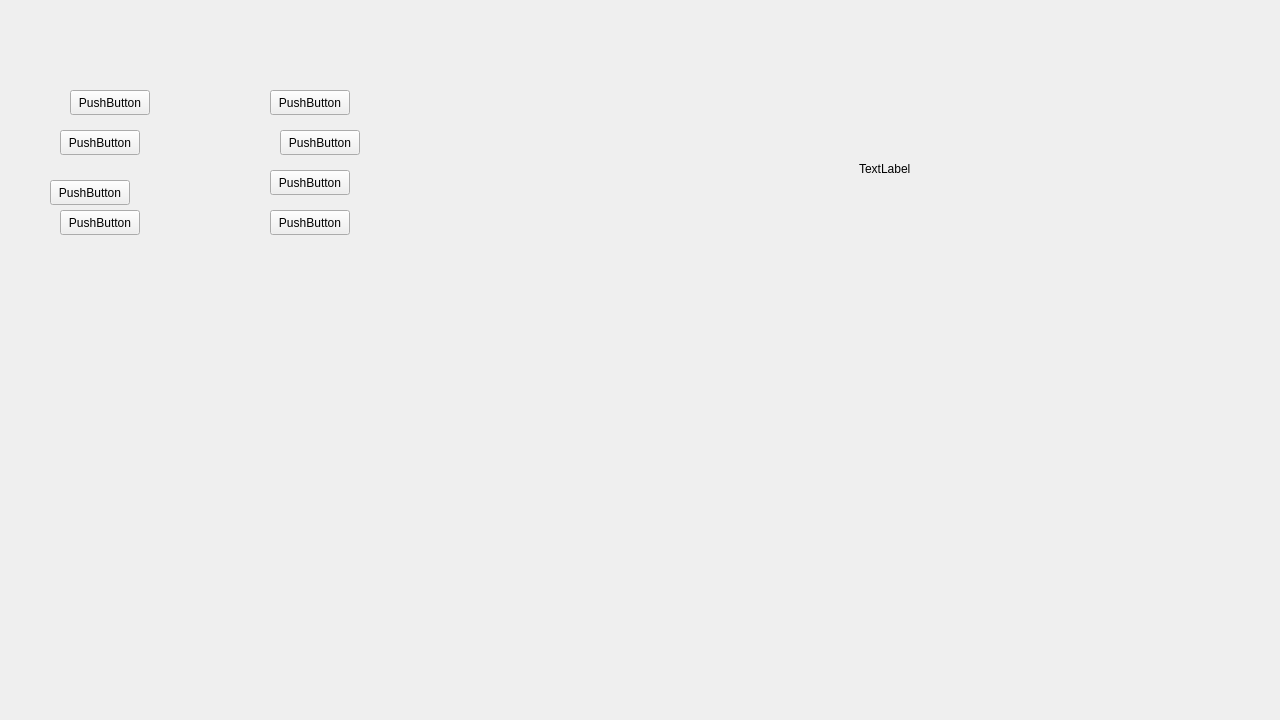
First picture: the form in mainwindow.ui, repository fnDxrk/ToDo_VPHAMI, before the edit.
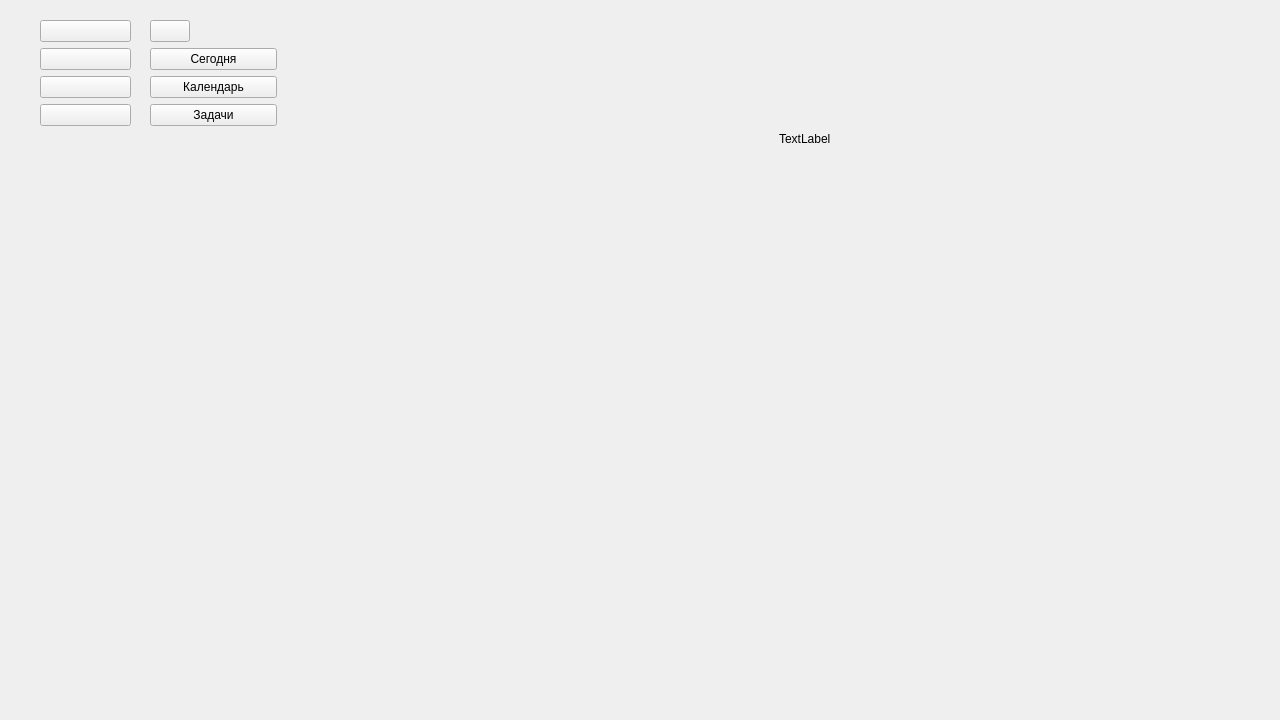
Second picture: the form after the edit. Icons and pictures are not drawn.

Commit message: Set layout for each widget menu

Diff of the .ui file:
```diff
--- a/mainwindow.ui
+++ b/mainwindow.ui
@@ -18,131 +18,218 @@
     <property name="geometry">
      <rect>
       <x>40</x>
-      <y>70</y>
-      <width>151</width>
-      <height>591</height>
+      <y>20</y>
+      <width>91</width>
+      <height>669</height>
      </rect>
     </property>
+    <layout class="QVBoxLayout" name="verticalLayout_3">
+     <item>
+      <layout class="QVBoxLayout" name="verticalLayout">
+       <item>
     <widget class="QPushButton" name="icon_menu_toggle_button">
-     <property name="geometry">
-      <rect>
-       <x>30</x>
-       <y>20</y>
-       <width>80</width>
-       <height>25</height>
-      </rect>
-     </property>
      <property name="text">
-      <string>PushButton</string>
-     </property>
-    </widget>
+          <string/>
+         </property>
+         <property name="icon">
+          <iconset resource="resource.qrc">
+           <normaloff>:/icons/resource/icons/Menu.png</normaloff>:/icons/resource/icons/Menu.png</iconset>
+         </property>
+         <property name="iconSize">
+          <size>
+           <width>32</width>
+           <height>32</height>
+          </size>
+         </property>
+        </widget>
+       </item>
+       <item>
     <widget class="QPushButton" name="icon_menu_today_button">
-     <property name="geometry">
-      <rect>
-       <x>20</x>
-       <y>60</y>
-       <width>80</width>
-       <height>25</height>
-      </rect>
-     </property>
      <property name="text">
-      <string>PushButton</string>
-     </property>
-    </widget>
+          <string/>
+         </property>
+         <property name="icon">
+          <iconset resource="resource.qrc">
+           <normaloff>:/icons/resource/icons/Sun.png</normaloff>:/icons/resource/icons/Sun.png</iconset>
+         </property>
+         <property name="iconSize">
+          <size>
+           <width>32</width>
+           <height>32</height>
+          </size>
+         </property>
+        </widget>
+       </item>
+       <item>
     <widget class="QPushButton" name="icon_menu_calendar_button">
-     <property name="geometry">
-      <rect>
-       <x>10</x>
-       <y>110</y>
-       <width>80</width>
-       <height>25</height>
-      </rect>
-     </property>
      <property name="text">
-      <string>PushButton</string>
-     </property>
-    </widget>
+          <string/>
+         </property>
+         <property name="icon">
+          <iconset resource="resource.qrc">
+           <normaloff>:/icons/resource/icons/Calendar.png</normaloff>:/icons/resource/icons/Calendar.png</iconset>
+         </property>
+         <property name="iconSize">
+          <size>
+           <width>32</width>
+           <height>32</height>
+          </size>
+         </property>
+        </widget>
+       </item>
+       <item>
     <widget class="QPushButton" name="pushButton_4">
-     <property name="geometry">
-      <rect>
-       <x>20</x>
-       <y>140</y>
-       <width>80</width>
-       <height>25</height>
-      </rect>
-     </property>
      <property name="text">
-      <string>PushButton</string>
-     </property>
-    </widget>
+          <string/>
+         </property>
+         <property name="icon">
+          <iconset resource="resource.qrc">
+           <normaloff>:/icons/resource/icons/Tasks.png</normaloff>:/icons/resource/icons/Tasks.png</iconset>
+         </property>
+         <property name="iconSize">
+          <size>
+           <width>32</width>
+           <height>32</height>
+          </size>
+         </property>
+        </widget>
+       </item>
+      </layout>
+     </item>
+     <item>
+      <spacer name="verticalSpacer">
+       <property name="orientation">
+        <enum>Qt::Vertical</enum>
+       </property>
+       <property name="sizeHint" stdset="0">
+        <size>
+         <width>20</width>
+         <height>470</height>
+        </size>
+       </property>
+      </spacer>
+     </item>
+    </layout>
    </widget>
    <widget class="QWidget" name="full_menu_widget" native="true">
     <property name="geometry">
      <rect>
-      <x>230</x>
-      <y>80</y>
-      <width>251</width>
-      <height>581</height>
+      <x>150</x>
+      <y>20</y>
+      <width>127</width>
+      <height>661</height>
      </rect>
     </property>
+    <layout class="QVBoxLayout" name="verticalLayout_4">
+     <item>
+      <layout class="QVBoxLayout" name="verticalLayout_2">
+       <item>
+        <layout class="QHBoxLayout" name="horizontalLayout_2">
+         <item>
     <widget class="QPushButton" name="full_menu_toggle_button">
-     <property name="geometry">
-      <rect>
-       <x>40</x>
-       <y>10</y>
-       <width>80</width>
-       <height>25</height>
-      </rect>
-     </property>
      <property name="text">
-      <string>PushButton</string>
-     </property>
-    </widget>
+            <string/>
+           </property>
+           <property name="icon">
+            <iconset resource="resource.qrc">
+             <normaloff>:/icons/resource/icons/Menu.png</normaloff>:/icons/resource/icons/Menu.png</iconset>
+           </property>
+           <property name="iconSize">
+            <size>
+             <width>32</width>
+             <height>32</height>
+            </size>
+           </property>
+          </widget>
+         </item>
+         <item>
+          <spacer name="horizontalSpacer_3">
+           <property name="orientation">
+            <enum>Qt::Horizontal</enum>
+           </property>
+           <property name="sizeHint" stdset="0">
+            <size>
+             <width>40</width>
+             <height>20</height>
+            </size>
+           </property>
+          </spacer>
+         </item>
+        </layout>
+       </item>
+       <item>
     <widget class="QPushButton" name="full_menu_today_button">
-     <property name="geometry">
-      <rect>
-       <x>50</x>
-       <y>50</y>
-       <width>80</width>
-       <height>25</height>
-      </rect>
-     </property>
      <property name="text">
-      <string>PushButton</string>
-     </property>
-    </widget>
+          <string>Сегодня</string>
+         </property>
+         <property name="icon">
+          <iconset resource="resource.qrc">
+           <normaloff>:/icons/resource/icons/Sun.png</normaloff>:/icons/resource/icons/Sun.png</iconset>
+         </property>
+         <property name="iconSize">
+          <size>
+           <width>32</width>
+           <height>32</height>
+          </size>
+         </property>
+        </widget>
+       </item>
+       <item>
     <widget class="QPushButton" name="full_menu_calendar_button">
-     <property name="geometry">
-      <rect>
-       <x>40</x>
-       <y>90</y>
-       <width>80</width>
-       <height>25</height>
-      </rect>
-     </property>
      <property name="text">
-      <string>PushButton</string>
-     </property>
-    </widget>
+          <string>Календарь</string>
+         </property>
+         <property name="icon">
+          <iconset resource="resource.qrc">
+           <normaloff>:/icons/resource/icons/Calendar.png</normaloff>:/icons/resource/icons/Calendar.png</iconset>
+         </property>
+         <property name="iconSize">
+          <size>
+           <width>32</width>
+           <height>32</height>
+          </size>
+         </property>
+        </widget>
+       </item>
+       <item>
     <widget class="QPushButton" name="full_menu_tasks_button">
-     <property name="geometry">
-      <rect>
-       <x>40</x>
-       <y>130</y>
-       <width>80</width>
-       <height>25</height>
-      </rect>
-     </property>
      <property name="text">
-      <string>PushButton</string>
-     </property>
-    </widget>
+          <string>Задачи</string>
+         </property>
+         <property name="icon">
+          <iconset resource="resource.qrc">
+           <normaloff>:/icons/resource/icons/Tasks.png</normaloff>:/icons/resource/icons/Tasks.png</iconset>
+         </property>
+         <property name="iconSize">
+          <size>
+           <width>32</width>
+           <height>32</height>
+          </size>
+         </property>
+        </widget>
+       </item>
+      </layout>
+     </item>
+     <item>
+      <spacer name="verticalSpacer_2">
+       <property name="orientation">
+        <enum>Qt::Vertical</enum>
+       </property>
+       <property name="sizeHint" stdset="0">
+        <size>
+         <width>20</width>
+         <height>460</height>
+        </size>
+       </property>
+      </spacer>
+     </item>
+    </layout>
    </widget>
    <widget class="QWidget" name="workspace_widget" native="true">
     <property name="geometry">
      <rect>
-      <x>540</x>
-      <y>90</y>
+      <x>460</x>
+      <y>60</y>
       <width>711</width>
       <height>581</height>
      </rect>
```
Left out of the diff: 4 changed lines with no effect on the pictures. Lines whose indentation alone changed are shown as unchanged.
